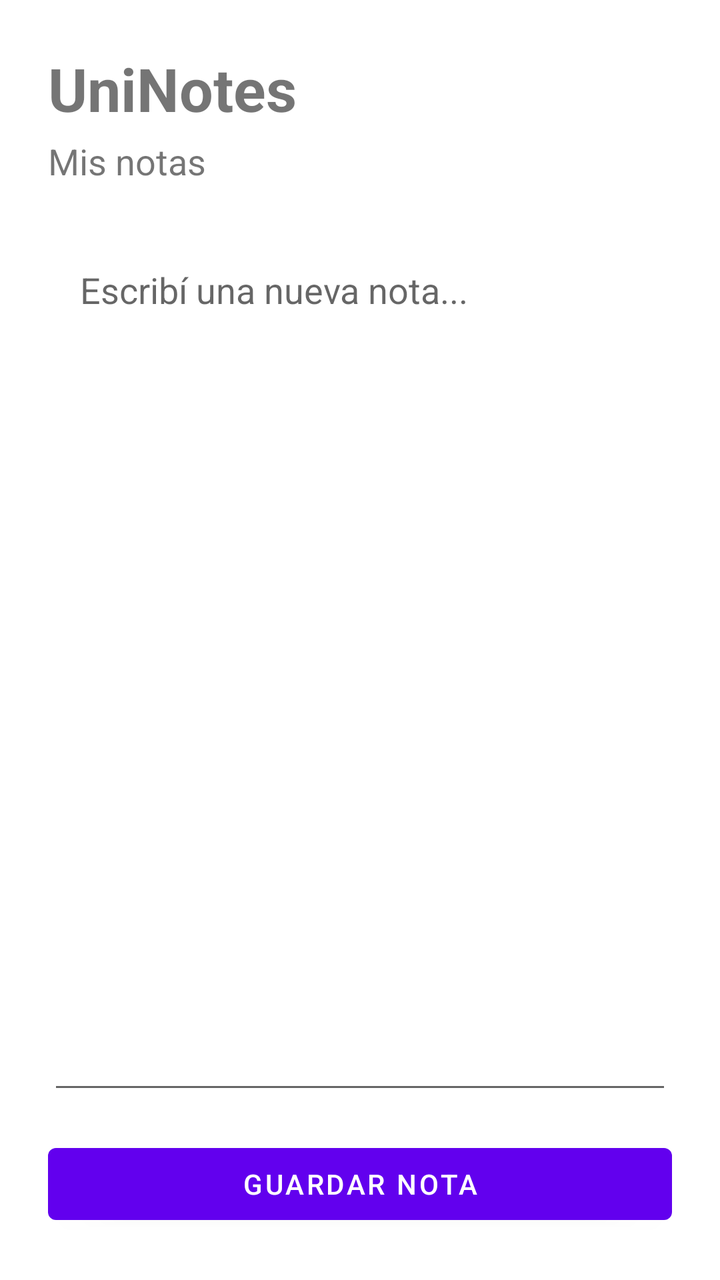
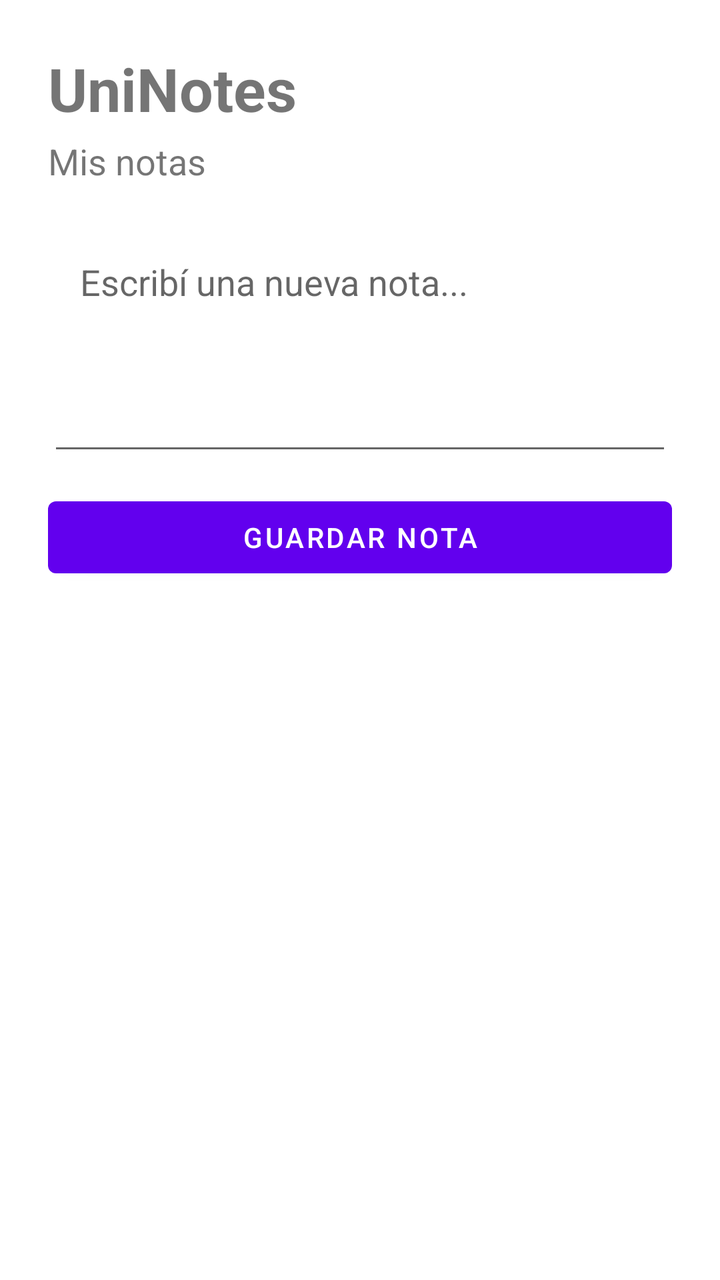

Before-and-after screenshots of an Android layout around one commit, followed by the original layout XML and the change that was made.
<!-- AndroidManifest.xml: fallback theme Theme.MaterialComponents.DayNight.NoActionBar -->
<!-- res/layout/activity_main.xml -->
<?xml version="1.0" encoding="utf-8"?>
<LinearLayout xmlns:android="http://schemas.android.com/apk/res/android"
    android:layout_width="match_parent"
    android:layout_height="match_parent"
    android:orientation="vertical"
    android:padding="24dp">

    <TextView
        android:layout_width="match_parent"
        android:layout_height="wrap_content"
        android:text="UniNotes"
        android:textSize="30sp"
        android:textStyle="bold" />

    <TextView
        android:layout_width="match_parent"
        android:layout_height="wrap_content"
        android:layout_marginTop="4dp"
        android:text="Mis notas"
        android:textSize="18sp" />

    <EditText
        android:id="@+id/noteInput"
        android:layout_width="match_parent"
        android:layout_height="0dp"
        android:layout_weight="1"
        android:layout_marginTop="24dp"
        android:gravity="top"
        android:hint="Escribí una nueva nota..."
        android:padding="16dp" />

    <Button
        android:id="@+id/saveButton"
        android:layout_width="match_parent"
        android:layout_height="wrap_content"
        android:layout_marginTop="16dp"
        android:text="Guardar nota" />

</LinearLayout>
<!-- resources referenced by this layout -->
<resources>

</resources>

<!-- the commit's change to res/layout/activity_main.xml (unified diff, before → after) -->
@@ -1,5 +1,6 @@
 <?xml version="1.0" encoding="utf-8"?>
 <LinearLayout xmlns:android="http://schemas.android.com/apk/res/android"
+    xmlns:tools="http://schemas.android.com/tools"
     android:layout_width="match_parent"
     android:layout_height="match_parent"
     android:orientation="vertical"
@@ -22,9 +23,8 @@
     <EditText
         android:id="@+id/noteInput"
         android:layout_width="match_parent"
-        android:layout_height="0dp"
-        android:layout_weight="1"
-        android:layout_marginTop="24dp"
+        android:layout_height="120dp"
+        android:layout_marginTop="20dp"
         android:gravity="top"
         android:hint="Escribí una nueva nota..."
         android:padding="16dp" />
@@ -33,7 +33,41 @@
         android:id="@+id/saveButton"
         android:layout_width="match_parent"
         android:layout_height="wrap_content"
-        android:layout_marginTop="16dp"
+        android:layout_marginTop="12dp"
         android:text="Guardar nota" />
 
+    <androidx.recyclerview.widget.RecyclerView
+        android:id="@+id/notesRecyclerView"
+        android:layout_width="match_parent"
+        android:layout_height="0dp"
+        android:layout_marginTop="20dp"
+        android:layout_weight="1"
+        tools:listitem="@layout/item_note" />
+
 </LinearLayout>
+<!-- res/layout/item_note.xml (included above) -->
+<?xml version="1.0" encoding="utf-8"?>
+<LinearLayout xmlns:android="http://schemas.android.com/apk/res/android"
+    android:layout_width="match_parent"
+    android:layout_height="wrap_content"
+    android:orientation="vertical"
+    android:padding="16dp">
+
+    <TextView
+        android:id="@+id/noteTitle"
+        android:layout_width="match_parent"
+        android:layout_height="wrap_content"
+        android:text="Título de la nota"
+        android:textSize="18sp"
+        android:textStyle="bold" />
+
+    <TextView
+        android:id="@+id/noteContent"
+        android:layout_width="match_parent"
+        android:layout_height="wrap_content"
+        android:layout_marginTop="6dp"
+        android:text="Contenido de la nota"
+        android:textSize="15sp"
+        android:maxLines="3" />
+
+</LinearLayout>
